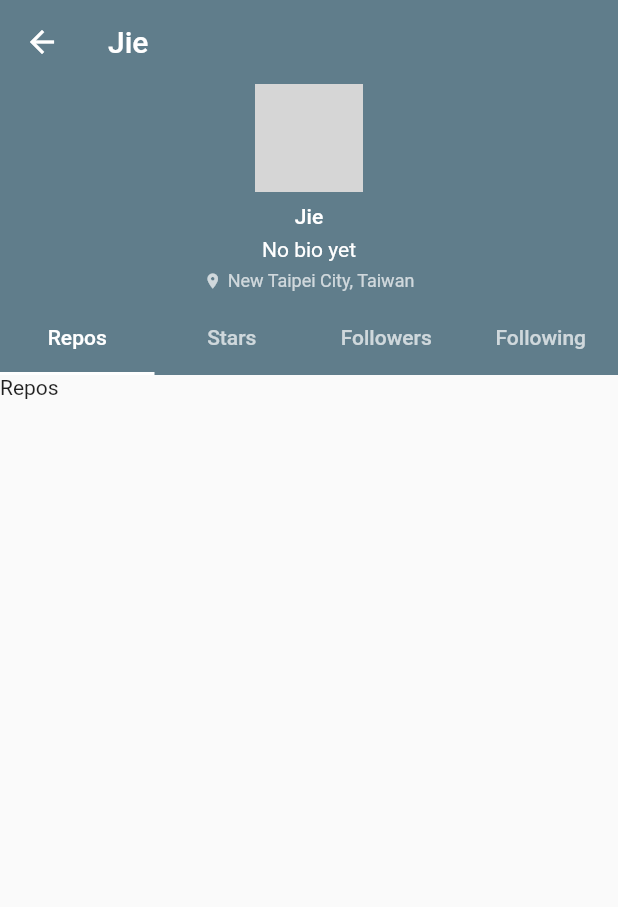
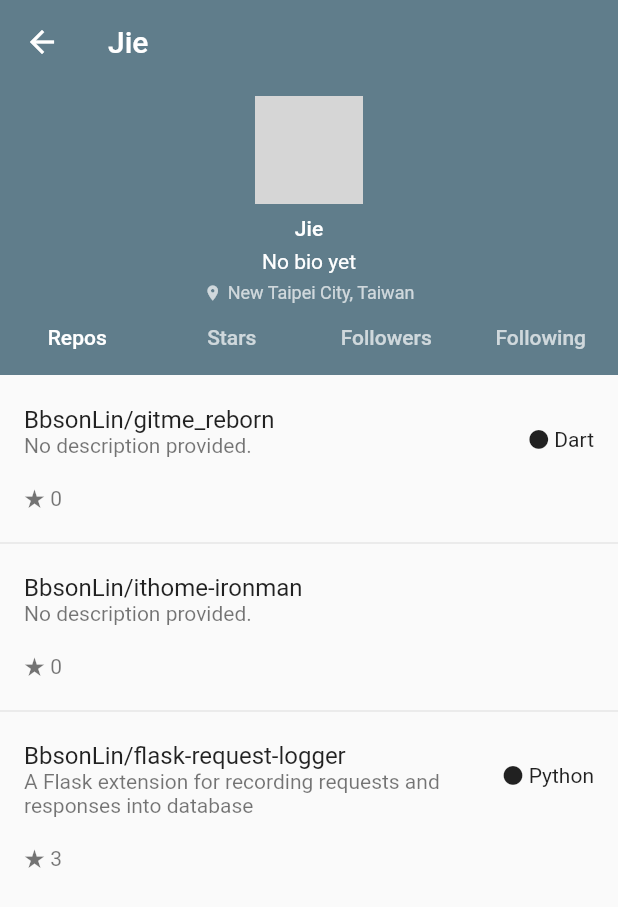
Before and after one commit to Rjiegit/gitme, a Flutter app: the ProfilePage screen opened by its route, on a phone screen of 412 x 824 dp. Shown: the top 907 px of the screen. Run offline on Flutter 3.47's test engine with Material 2 defaults, Android fonts, the phone set to English and light mode, and no system bars; our stand-ins replace flutter_progress_hud; network calls fail; grey boxes are pictures that could not be loaded.

Commit message:
Update profile page

```diff
--- a/lib/pages/profile/profile.dart
+++ b/lib/pages/profile/profile.dart
@@ -1,28 +1,34 @@
 import "package:flutter/material.dart";
 import 'package:gitme/components/profile/profile_info.dart';
+import 'package:gitme/pages/profile/follow.dart';
+import 'package:gitme/pages/repo.dart';
 
 class ProfilePage extends StatelessWidget {
   @override
   Widget build(BuildContext context) {
     return DefaultTabController(
       child: Scaffold(
-        body: CustomScrollView(
-          slivers: <Widget>[
+        body: NestedScrollView(
+          headerSliverBuilder: (BuildContext context, bool innerBoxIsScrolled) {
+            return <Widget>[
               SliverAppBar(
                 title: Text("Jie"),
                 pinned: true,
                 expandedHeight: 250.0,
                 flexibleSpace: FlexibleSpaceBar(
                   background: Column(
-                  mainAxisAlignment: MainAxisAlignment.end,
+                    mainAxisAlignment: MainAxisAlignment.center,
                     children: <Widget>[
+                      SizedBox(height: 16.0),
                       ProfileInfo(
                         avatarUrl: "https://placekitten.com/200/300",
                         name: "Jie",
                         location: "New Taipei City, Taiwan",
                       ),
-                    SizedBox(height: 8.0),
-                    TabBar(
+                    ],
+                  ),
+                ),
+                bottom: TabBar(
                   labelPadding: EdgeInsets.zero,
                   tabs: <Widget>[
                     Tab(text: "Repos"),
@@ -31,21 +37,17 @@ class ProfilePage extends StatelessWidget {
                     Tab(text: "Following"),
                   ],
                 ),
+              ),
+            ];
+          },
+          body: TabBarView(
+            children: [
+              RepoPage(),
+              RepoPage(),
+              FollowPage(),
+              FollowPage(),
             ],
           ),
-              ),
-            ),
-            SliverFillRemaining(
-              child: TabBarView(
-                children: <Widget>[
-                  Text("Repos"),
-                  Text("Stars"),
-                  Text("Followers"),
-                  Text("Following"),
-                ],
-              ),
-            ),
-          ],
         ),
       ),
       length: 4,
--- a/lib/pages/repo.dart
+++ b/lib/pages/repo.dart
@@ -30,6 +30,7 @@ class _RepoPageState extends State<RepoPage> {
     return Scrollbar(
       child: RefreshIndicator(
         child: ListView.separated(
+          padding: EdgeInsets.all(0.0),
           itemCount: repoList.length,
           itemBuilder: (BuildContext context, int index) {
             return ListTile(
```
Also changed, not shown: lib/pages/profile/follow.dart (added, +55 -0 lines). Lines whose indentation alone changed are shown as unchanged.
